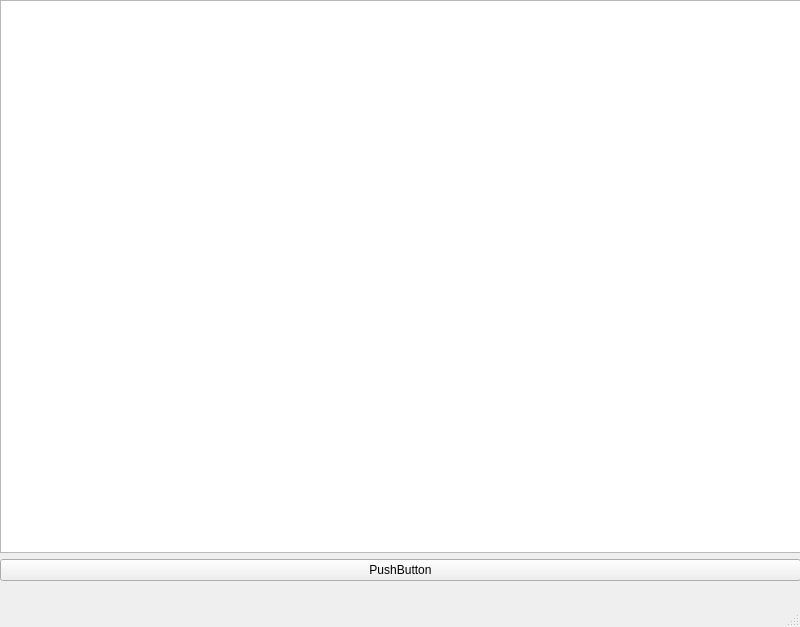
WingsOfAltair/QtCPP-Installer, file mainwindow.ui: the form before one commit.
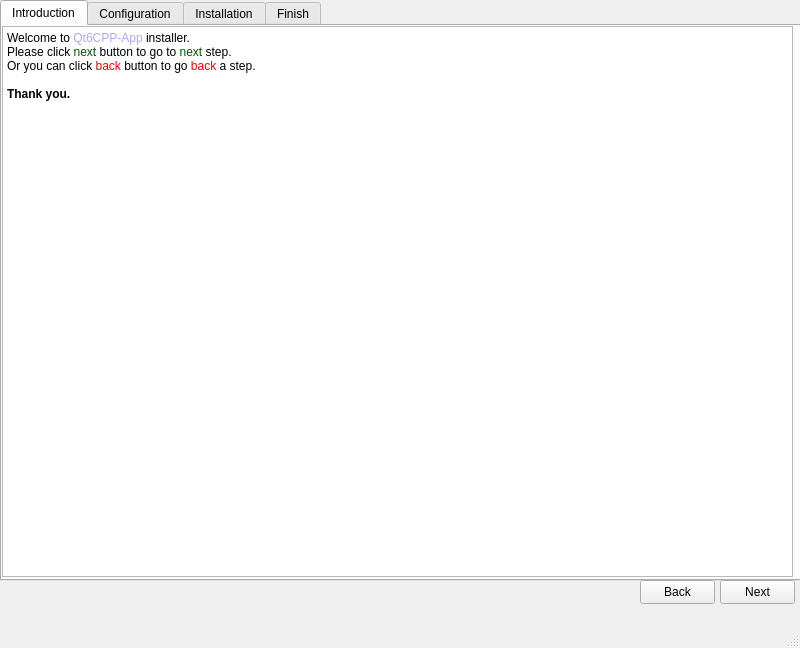
The form after the commit.

Diff of the .ui file:
```diff
--- a/mainwindow.ui
+++ b/mainwindow.ui
@@ -7,7 +7,7 @@
     <x>0</x>
     <y>0</y>
     <width>800</width>
-    <height>627</height>
+    <height>648</height>
    </rect>
   </property>
   <property name="windowTitle">
@@ -25,17 +25,148 @@
     </property>
     <layout class="QVBoxLayout" name="verticalLayout">
      <item>
-      <widget class="QTextEdit" name="textEdit"/>
-     </item>
-     <item>
-      <widget class="QPushButton" name="pushButton">
-       <property name="text">
-        <string>PushButton</string>
+      <widget class="QTabWidget" name="tabWidget">
+       <property name="statusTip">
+        <string/>
        </property>
+       <property name="tabShape">
+        <enum>QTabWidget::TabShape::Rounded</enum>
+       </property>
+       <property name="currentIndex">
+        <number>0</number>
+       </property>
+       <widget class="QWidget" name="Introduction">
+        <attribute name="title">
+         <string>Introduction</string>
+        </attribute>
+        <widget class="QTextBrowser" name="textBrowser">
+         <property name="geometry">
+          <rect>
+           <x>0</x>
+           <y>0</y>
+           <width>791</width>
+           <height>551</height>
+          </rect>
+         </property>
+         <property name="html">
+          <string>&lt;!DOCTYPE HTML PUBLIC &quot;-//W3C//DTD HTML 4.0//EN&quot; &quot;http://www.w3.org/TR/REC-html40/strict.dtd&quot;&gt;
+&lt;html&gt;&lt;head&gt;&lt;meta name=&quot;qrichtext&quot; content=&quot;1&quot; /&gt;&lt;meta charset=&quot;utf-8&quot; /&gt;&lt;style type=&quot;text/css&quot;&gt;
+p, li { white-space: pre-wrap; }
+hr { height: 1px; border-width: 0; }
+li.unchecked::marker { content: &quot;\2610&quot;; }
+li.checked::marker { content: &quot;\2612&quot;; }
+&lt;/style&gt;&lt;/head&gt;&lt;body style=&quot; font-family:'Segoe UI'; font-size:9pt; font-weight:400; font-style:normal;&quot;&gt;
+&lt;p style=&quot; margin-top:0px; margin-bottom:0px; margin-left:0px; margin-right:0px; -qt-block-indent:0; text-indent:0px;&quot;&gt;Welcome to &lt;span style=&quot; color:#aaaaff;&quot;&gt;Qt6CPP-App&lt;/span&gt; installer.&lt;/p&gt;
+&lt;p style=&quot; margin-top:0px; margin-bottom:0px; margin-left:0px; margin-right:0px; -qt-block-indent:0; text-indent:0px;&quot;&gt;Please click &lt;span style=&quot; color:#005500;&quot;&gt;next&lt;/span&gt; button to go to &lt;span style=&quot; color:#005500;&quot;&gt;next&lt;/span&gt; step.&lt;/p&gt;
+&lt;p style=&quot; margin-top:0px; margin-bottom:0px; margin-left:0px; margin-right:0px; -qt-block-indent:0; text-indent:0px;&quot;&gt;Or you can click &lt;span style=&quot; color:#ff0000;&quot;&gt;back&lt;/span&gt; button to go &lt;span style=&quot; color:#ff0000;&quot;&gt;back&lt;/span&gt; a step.&lt;/p&gt;
+&lt;p style=&quot;-qt-paragraph-type:empty; margin-top:0px; margin-bottom:0px; margin-left:0px; margin-right:0px; -qt-block-indent:0; text-indent:0px;&quot;&gt;&lt;br /&gt;&lt;/p&gt;
+&lt;p style=&quot; margin-top:0px; margin-bottom:0px; margin-left:0px; margin-right:0px; -qt-block-indent:0; text-indent:0px;&quot;&gt;&lt;span style=&quot; font-weight:700;&quot;&gt;Thank you.&lt;/span&gt;&lt;/p&gt;&lt;/body&gt;&lt;/html&gt;</string>
+         </property>
+        </widget>
+       </widget>
+       <widget class="QWidget" name="Configuration">
+        <attribute name="title">
+         <string>Configuration</string>
+        </attribute>
+        <widget class="QTextEdit" name="txtInstallationPath">
+         <property name="geometry">
+          <rect>
+           <x>10</x>
+           <y>100</y>
+           <width>721</width>
+           <height>31</height>
+          </rect>
+         </property>
+        </widget>
+        <widget class="QLabel" name="lblInstallPath">
+         <property name="geometry">
+          <rect>
+           <x>10</x>
+           <y>70</y>
+           <width>771</width>
+           <height>20</height>
+          </rect>
+         </property>
+         <property name="text">
+          <string>Please choose the installation path:</string>
+         </property>
+        </widget>
+       </widget>
+       <widget class="QWidget" name="Installation">
+        <attribute name="title">
+         <string>Installation</string>
+        </attribute>
+        <widget class="QProgressBar" name="progressBar">
+         <property name="geometry">
+          <rect>
+           <x>10</x>
+           <y>220</y>
+           <width>771</width>
+           <height>23</height>
+          </rect>
+         </property>
+         <property name="value">
+          <number>0</number>
+         </property>
+        </widget>
+       </widget>
+       <widget class="QWidget" name="Finish">
+        <attribute name="title">
+         <string>Finish</string>
+        </attribute>
+        <widget class="QTextBrowser" name="textBrowser_2">
+         <property name="geometry">
+          <rect>
+           <x>0</x>
+           <y>0</y>
+           <width>791</width>
+           <height>551</height>
+          </rect>
+         </property>
+         <property name="html">
+          <string>&lt;!DOCTYPE HTML PUBLIC &quot;-//W3C//DTD HTML 4.0//EN&quot; &quot;http://www.w3.org/TR/REC-html40/strict.dtd&quot;&gt;
+&lt;html&gt;&lt;head&gt;&lt;meta name=&quot;qrichtext&quot; content=&quot;1&quot; /&gt;&lt;meta charset=&quot;utf-8&quot; /&gt;&lt;style type=&quot;text/css&quot;&gt;
+p, li { white-space: pre-wrap; }
+hr { height: 1px; border-width: 0; }
+li.unchecked::marker { content: &quot;\2610&quot;; }
+li.checked::marker { content: &quot;\2612&quot;; }
+&lt;/style&gt;&lt;/head&gt;&lt;body style=&quot; font-family:'Segoe UI'; font-size:9pt; font-weight:400; font-style:normal;&quot;&gt;
+&lt;p style=&quot; margin-top:0px; margin-bottom:0px; margin-left:0px; margin-right:0px; -qt-block-indent:0; text-indent:0px;&quot;&gt;You have finished installing the app.&lt;/p&gt;
+&lt;p style=&quot;-qt-paragraph-type:empty; margin-top:0px; margin-bottom:0px; margin-left:0px; margin-right:0px; -qt-block-indent:0; text-indent:0px;&quot;&gt;&lt;br /&gt;&lt;/p&gt;
+&lt;p style=&quot; margin-top:0px; margin-bottom:0px; margin-left:0px; margin-right:0px; -qt-block-indent:0; text-indent:0px;&quot;&gt;&lt;span style=&quot; font-weight:700;&quot;&gt;Thank you.&lt;/span&gt;&lt;/p&gt;&lt;/body&gt;&lt;/html&gt;</string>
+         </property>
+        </widget>
+       </widget>
       </widget>
      </item>
     </layout>
    </widget>
+   <widget class="QPushButton" name="nextButton">
+    <property name="geometry">
+     <rect>
+      <x>720</x>
+      <y>580</y>
+      <width>75</width>
+      <height>24</height>
+     </rect>
+    </property>
+    <property name="text">
+     <string>Next</string>
+    </property>
+   </widget>
+   <widget class="QPushButton" name="backButton">
+    <property name="geometry">
+     <rect>
+      <x>640</x>
+      <y>580</y>
+      <width>75</width>
+      <height>24</height>
+     </rect>
+    </property>
+    <property name="text">
+     <string>Back</string>
+    </property>
+   </widget>
   </widget>
   <widget class="QMenuBar" name="menubar">
    <property name="geometry">
```
